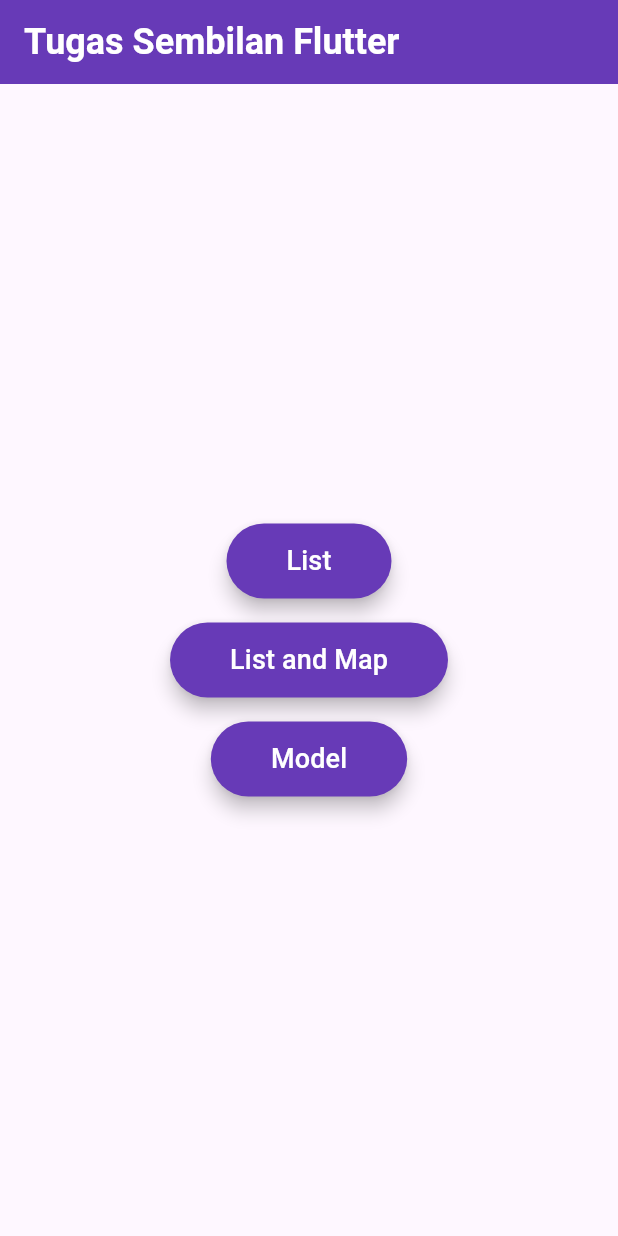
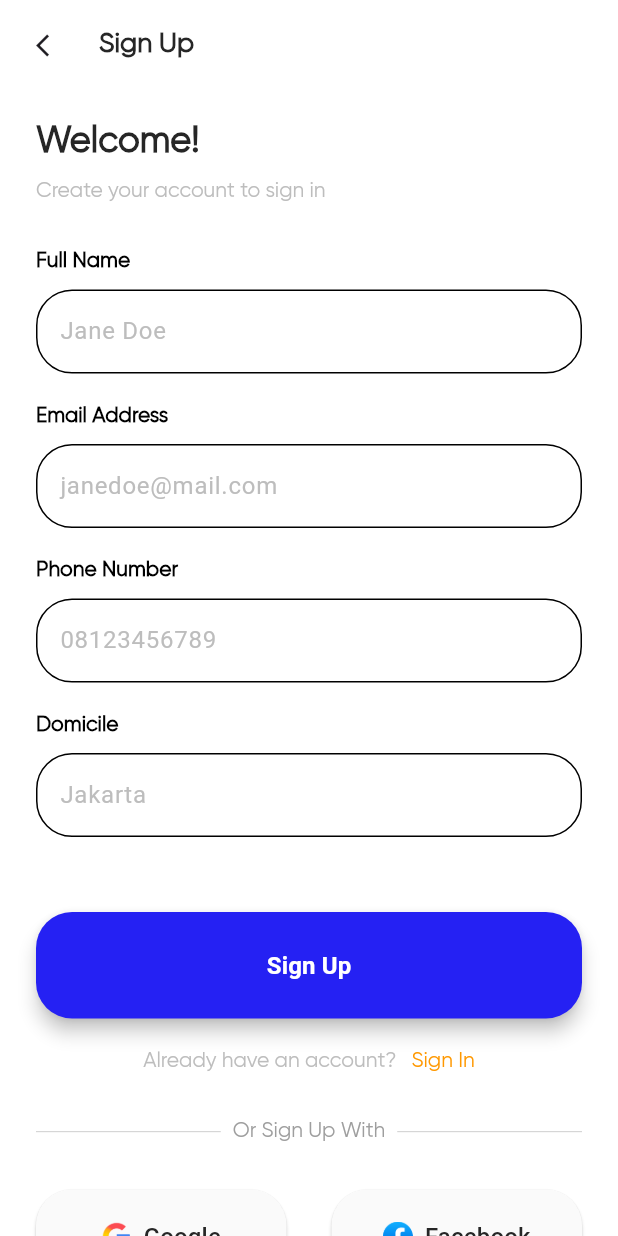
Before and after one commit to FarahAzhari/ppkdjp_flutter, a Flutter app: the screen it shows after launch, on a phone screen of 412 x 824 dp. Run offline on Flutter 3.47's test engine with Material 3 defaults, Android fonts, the phone set to English and light mode, and no system bars.

Commit message:
Add: Tugas 10 Flutter

```diff
--- a/lib/main.dart
+++ b/lib/main.dart
@@ -1,6 +1,6 @@
 import 'package:flutter/material.dart';
 import 'package:intl/date_symbol_data_local.dart';
-import 'package:ppkdjp_flutter/meet_sembilan/tugas_sembilan/tugas_sembilan_flutter.dart';
+import 'package:ppkdjp_flutter/meet_sepuluh/tugas_sepuluh_flutter.dart';
 // import 'package:ppkdjp_flutter/meet_dua.dart';
 // import 'package:ppkdjp_flutter/meet_dua_a.dart';
 // import 'package:ppkdjp_flutter/tugas_dua_flutter.dart';
@@ -42,7 +42,7 @@ class MyApp extends StatelessWidget {
         // tested with just a hot reload.
         colorScheme: ColorScheme.fromSeed(seedColor: Colors.deepPurple),
       ),
-      home: TugasSembilanFlutter(),
+      home: TugasSepuluhFlutter(),
     );
   }
 }
--- /dev/null
+++ b/lib/meet_sepuluh/tugas_sepuluh_flutter.dart
@@ -0,0 +1,388 @@
+import 'package:flutter/material.dart';
+import 'package:ppkdjp_flutter/meet_sepuluh/thank_you_page.dart';
+
+class TugasSepuluhFlutter extends StatefulWidget {
+  const TugasSepuluhFlutter({super.key});
+
+  @override
+  State<TugasSepuluhFlutter> createState() => _TugasSepuluhFlutterState();
+}
+
+class _TugasSepuluhFlutterState extends State<TugasSepuluhFlutter> {
+  // final bool _obscureText = true; // Controls whether the password is hidden
+  final _nameController = TextEditingController();
+  final _emailController = TextEditingController();
+  final _phoneController = TextEditingController();
+  final _domicileController = TextEditingController();
+  final _formKey = GlobalKey<FormState>();
+  @override
+  Widget build(BuildContext context) {
+    return Scaffold(
+      backgroundColor: Colors.white,
+      appBar: AppBar(
+        toolbarHeight: 60,
+        backgroundColor: Colors.white,
+        elevation: 0,
+        titleSpacing: 0,
+        title: Padding(
+          padding: const EdgeInsets.only(left: 24),
+          child: SizedBox(
+            width: 183,
+            height: 28,
+            child: Row(
+              crossAxisAlignment: CrossAxisAlignment.center,
+              children: [
+                Icon(Icons.arrow_back_ios, size: 18),
+                SizedBox(width: 24),
+                Text(
+                  'Sign Up',
+                  style: TextStyle(
+                    fontSize: 18,
+                    fontWeight: FontWeight.w700,
+                    fontFamily: 'Gilroy',
+                    color: Color(0xff262626),
+                  ),
+                ),
+              ],
+            ),
+          ),
+        ),
+        automaticallyImplyLeading: false,
+      ),
+      body: Form(
+        key: _formKey,
+        child: DefaultTextStyle(
+          style: TextStyle(fontFamily: 'Gilroy'),
+          child: Padding(
+            padding: const EdgeInsets.symmetric(horizontal: 24),
+            child: Column(
+              crossAxisAlignment: CrossAxisAlignment.start,
+              children: [
+                SizedBox(height: 20),
+                Text(
+                  'Welcome!',
+                  style: TextStyle(
+                    fontSize: 24,
+                    fontWeight: FontWeight.w700,
+                    color: Color(0xff262626),
+                  ),
+                ),
+                SizedBox(height: 10),
+                Text(
+                  'Create your account to sign in',
+                  style: TextStyle(fontSize: 14, color: Colors.grey[400]),
+                ),
+                SizedBox(height: 30),
+                _textLabel('Full Name'),
+                SizedBox(height: 10),
+                TextFormField(
+                  controller: _nameController,
+                  decoration: _inputDecoration('Jane Doe'),
+                  validator: (value) {
+                    if (value == null || value.isEmpty) {
+                      return "Please enter your name";
+                    }
+                    return null;
+                  },
+                ),
+                SizedBox(height: 20),
+                _textLabel('Email Address'),
+                SizedBox(height: 10),
+                TextFormField(
+                  controller: _emailController,
+                  decoration: _inputDecoration('janedoe@mail.com'),
+                  validator: (value) {
+                    if (value == null || value.isEmpty) {
+                      return 'Please enter your email';
+                    } else if (!value.contains('@')) {
+                      return 'Email must contain "@"';
+                    }
+                    return null;
+                  },
+                ),
+                SizedBox(height: 20),
+                _textLabel('Phone Number'),
+                SizedBox(height: 10),
+                TextFormField(
+                  controller: _phoneController,
+                  decoration: _inputDecoration('08123456789'),
+                ),
+                SizedBox(height: 20),
+                _textLabel('Domicile'),
+                SizedBox(height: 10),
+                TextFormField(
+                  controller: _domicileController,
+                  decoration: _inputDecoration('Jakarta'),
+                  validator: (value) {
+                    if (value == null || value.isEmpty) {
+                      return 'Please enter your domicile';
+                    }
+                    return null;
+                  },
+                ),
+                SizedBox(height: 50),
+                ElevatedButton(
+                  onPressed: () {
+                    if (_formKey.currentState!.validate()) {
+                      dialogSuccess(context);
+                    }
+                  },
+                  style: ElevatedButton.styleFrom(
+                    backgroundColor: const Color.fromARGB(255, 37, 33, 243),
+                    foregroundColor: Colors.white,
+                    shape: RoundedRectangleBorder(
+                      borderRadius: BorderRadius.circular(24),
+                    ),
+                    padding: EdgeInsets.symmetric(horizontal: 20, vertical: 24),
+                    minimumSize: Size(double.infinity, 48),
+                    elevation: 5,
+                  ),
+                  child: Text(
+                    'Sign Up',
+                    style: TextStyle(fontSize: 16, fontWeight: FontWeight.bold),
+                  ),
+                ),
+                SizedBox(height: 20),
+                Row(
+                  mainAxisAlignment: MainAxisAlignment.center,
+                  children: [
+                    Text(
+                      "Already have an account?",
+                      style: TextStyle(fontSize: 14, color: Colors.grey[400]),
+                    ),
+                    SizedBox(width: 10),
+                    Text(
+                      'Sign In',
+                      style: TextStyle(color: Colors.orange, fontSize: 14),
+                    ),
+                  ],
+                ),
+                SizedBox(height: 30),
+                Row(
+                  children: [
+                    Expanded(
+                      child: Divider(color: Colors.grey[400], thickness: 0.5),
+                    ),
+                    Padding(
+                      padding: EdgeInsets.symmetric(horizontal: 8.0),
+                      child: Text(
+                        'Or Sign Up With',
+                        style: TextStyle(fontSize: 14, color: Colors.grey[500]),
+                      ),
+                    ),
+                    Expanded(
+                      child: Divider(color: Colors.grey[400], thickness: 0.5),
+                    ),
+                  ],
+                ),
+                SizedBox(height: 30),
+                Row(
+                  mainAxisAlignment: MainAxisAlignment.center,
+                  children: [
+                    Expanded(
+                      child: ElevatedButton.icon(
+                        onPressed: () {},
+                        style: ElevatedButton.styleFrom(
+                          backgroundColor: Color(0xfffafafa),
+                          foregroundColor: Color(0xff262626),
+                          shape: RoundedRectangleBorder(
+                            borderRadius: BorderRadius.circular(24),
+                          ),
+                          padding: EdgeInsets.symmetric(
+                            horizontal: 6,
+                            vertical: 20,
+                          ),
+                        ),
+                        icon: Image.asset(
+                          'assets/icons/google.png',
+                          width: 20,
+                          height: 20,
+                        ),
+                        label: Text('Google', style: TextStyle(fontSize: 16)),
+                      ),
+                    ),
+                    SizedBox(width: 30),
+                    Expanded(
+                      child: ElevatedButton.icon(
+                        onPressed: () {},
+                        style: ElevatedButton.styleFrom(
+                          backgroundColor: Color(0xfffafafa),
+                          foregroundColor: Color(0xff262626),
+                          shape: RoundedRectangleBorder(
+                            borderRadius: BorderRadius.circular(24),
+                          ),
+                          padding: EdgeInsets.symmetric(
+                            horizontal: 6,
+                            vertical: 20,
+                          ),
+                        ),
+                        icon: Image.asset(
+                          'assets/icons/facebook.png',
+                          width: 20,
+                          height: 20,
+                        ),
+                        label: Text('Facebook', style: TextStyle(fontSize: 16)),
+                      ),
+                    ),
+                  ],
+                ),
+                SizedBox(height: 30),
+              ],
+            ),
+          ),
+        ),
+      ),
+    );
+  }
+
+  Text _textLabel(String text) {
+    return Text(
+      text,
+      style: TextStyle(
+        fontSize: 14,
+        color: Colors.black,
+        fontWeight: FontWeight.bold,
+      ),
+    );
+  }
+
+  InputDecoration _inputDecoration(String hintText) {
+    return InputDecoration(
+      hintText: hintText,
+      hintStyle: TextStyle(color: Colors.grey[400]),
+      enabledBorder: OutlineInputBorder(
+        borderRadius: BorderRadius.circular(24),
+        borderSide: BorderSide(color: Colors.black),
+      ),
+      focusedBorder: OutlineInputBorder(
+        borderRadius: BorderRadius.circular(24),
+        borderSide: BorderSide(color: Colors.blue, width: 1),
+      ),
+      // Add these to keep border same on error
+      errorBorder: OutlineInputBorder(
+        borderRadius: BorderRadius.circular(24),
+        borderSide: BorderSide(color: Colors.red), // same as enabledBorder
+      ),
+      focusedErrorBorder: OutlineInputBorder(
+        borderRadius: BorderRadius.circular(24),
+        borderSide: BorderSide(
+          color: Colors.red,
+          width: 1.5,
+        ), // same as focusedBorder
+      ),
+      // Optionally, hide the error text or style it to be invisible:
+      // errorStyle: TextStyle(
+      //   height: 0,
+      //   fontSize: 0,
+      // ), // hides the error message visually
+    );
+  }
+
+  Future<dynamic> dialogSuccess(BuildContext context) {
+    return showDialog(
+      context: context,
+      builder: (context) {
+        return AlertDialog(
+          backgroundColor: Colors.white,
+          shape: RoundedRectangleBorder(
+            borderRadius: BorderRadius.circular(20),
+          ),
+          title: Row(
+            children: [
+              Icon(
+                Icons.check_circle,
+                color: Color.fromARGB(255, 37, 33, 243),
+                size: 28,
+              ),
+              SizedBox(width: 8),
+              Text(
+                "Success",
+                style: TextStyle(
+                  color: Color.fromARGB(255, 37, 33, 243),
+                  fontWeight: FontWeight.bold,
+                  fontSize: 22,
+                ),
+              ),
+            ],
+          ),
+          content: Column(
+            mainAxisSize: MainAxisSize.min,
+            crossAxisAlignment: CrossAxisAlignment.start,
+            children: [
+              _infoText("Your Name", _nameController.text),
+              _infoText("Your Email", _emailController.text),
+              _infoText("Your Phone Number", _phoneController.text),
+              _infoText("Your Domicile", _domicileController.text),
+            ],
+          ),
+          actionsPadding: EdgeInsets.symmetric(horizontal: 12, vertical: 8),
+          actions: [
+            TextButton(
+              onPressed: () => Navigator.pop(context),
+              style: TextButton.styleFrom(
+                foregroundColor: Colors.grey.shade700,
+                padding: EdgeInsets.symmetric(horizontal: 20, vertical: 10),
+                shape: RoundedRectangleBorder(
+                  borderRadius: BorderRadius.circular(12),
+                ),
+                backgroundColor: Colors.grey.shade200,
+              ),
+              child: Text("Close", style: TextStyle(fontSize: 16)),
+            ),
+            ElevatedButton(
+              onPressed: () {
+                Navigator.push(
+                  context,
+                  MaterialPageRoute(
+                    builder:
+                        (context) => ThankYouPage(
+                          name: _nameController.text,
+                          domicile: _domicileController.text,
+                        ),
+                  ),
+                );
+              },
+              style: ElevatedButton.styleFrom(
+                backgroundColor: Color.fromARGB(255, 37, 33, 243),
+                padding: EdgeInsets.symmetric(horizontal: 24, vertical: 12),
+                shape: RoundedRectangleBorder(
+                  borderRadius: BorderRadius.circular(12),
+                ),
+                elevation: 5,
+              ),
+              child: Text(
+                "Continue",
+                style: TextStyle(fontSize: 16, color: Colors.white),
+              ),
+            ),
+          ],
+        );
+      },
+    );
+  }
+
+  Widget _infoText(String label, String value) {
+    return Padding(
+      padding: const EdgeInsets.symmetric(vertical: 4.0),
+      child: RichText(
+        text: TextSpan(
+          text: '$label: ',
+          style: TextStyle(
+            fontWeight: FontWeight.w600,
+            color: Colors.grey.shade800,
+            fontSize: 16,
+          ),
+          children: [
+            TextSpan(
+              text: value,
+              style: TextStyle(
+                fontWeight: FontWeight.normal,
+                color: Colors.grey.shade600,
+              ),
+            ),
+          ],
+        ),
+      ),
+    );
+  }
+}
```
Also changed, not shown: lib/meet_sepuluh/thank_you_page.dart (added, +90 -0 lines).
